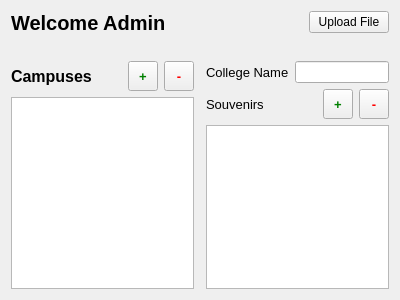
The window that AdminPage/dashboardpage.ui (Akil0814/CS_1D_BaseBall) describes before a commit, drawn with Qt 5.
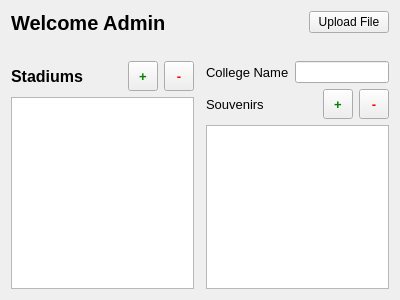
The same window after the commit.

Commit message: Updated widget names in admin dashboard to align with stadium instead of camus

Diff of the .ui file:
```diff
--- a/AdminPage/dashboardpage.ui
+++ b/AdminPage/dashboardpage.ui
@@ -42,7 +42,7 @@
             </font>
            </property>
            <property name="text">
-            <string>Campuses</string>
+            <string>Stadiums</string>
            </property>
           </widget>
          </item>
```
Left out of the diff: 12 changed lines with no effect on the pictures.
